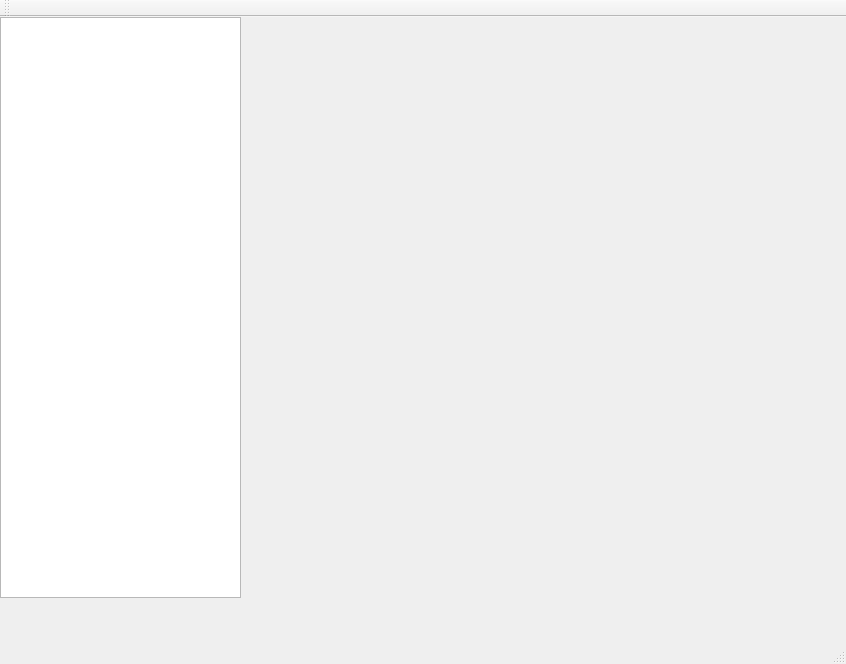
Old version of the form src/mainwindow.ui in the repository Jerryta0/glance.
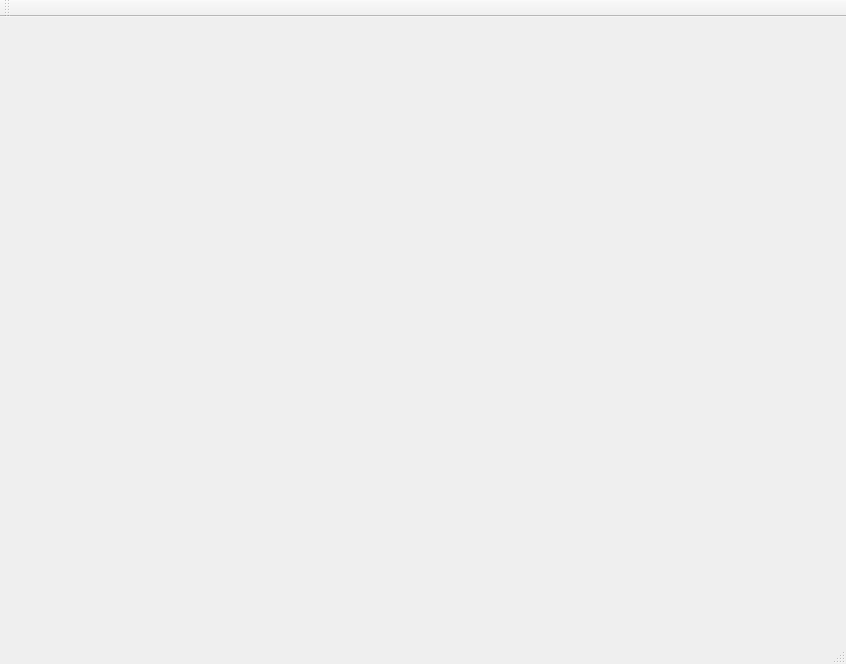
New version of the form.

The edit to the form file:
```diff
--- a/src/mainwindow.ui
+++ b/src/mainwindow.ui
@@ -13,18 +13,7 @@
   <property name="windowTitle">
    <string/>
   </property>
-  <widget class="QWidget" name="centralWidget">
-   <widget class="QTreeView" name="treeView">
-    <property name="geometry">
-     <rect>
-      <x>0</x>
-      <y>0</y>
-      <width>241</width>
-      <height>581</height>
-     </rect>
-    </property>
-   </widget>
-  </widget>
+  <widget class="QWidget" name="centralWidget"/>
   <widget class="QStatusBar" name="statusBar"/>
   <widget class="QToolBar" name="mainToolBar">
    <attribute name="toolBarArea">
```
